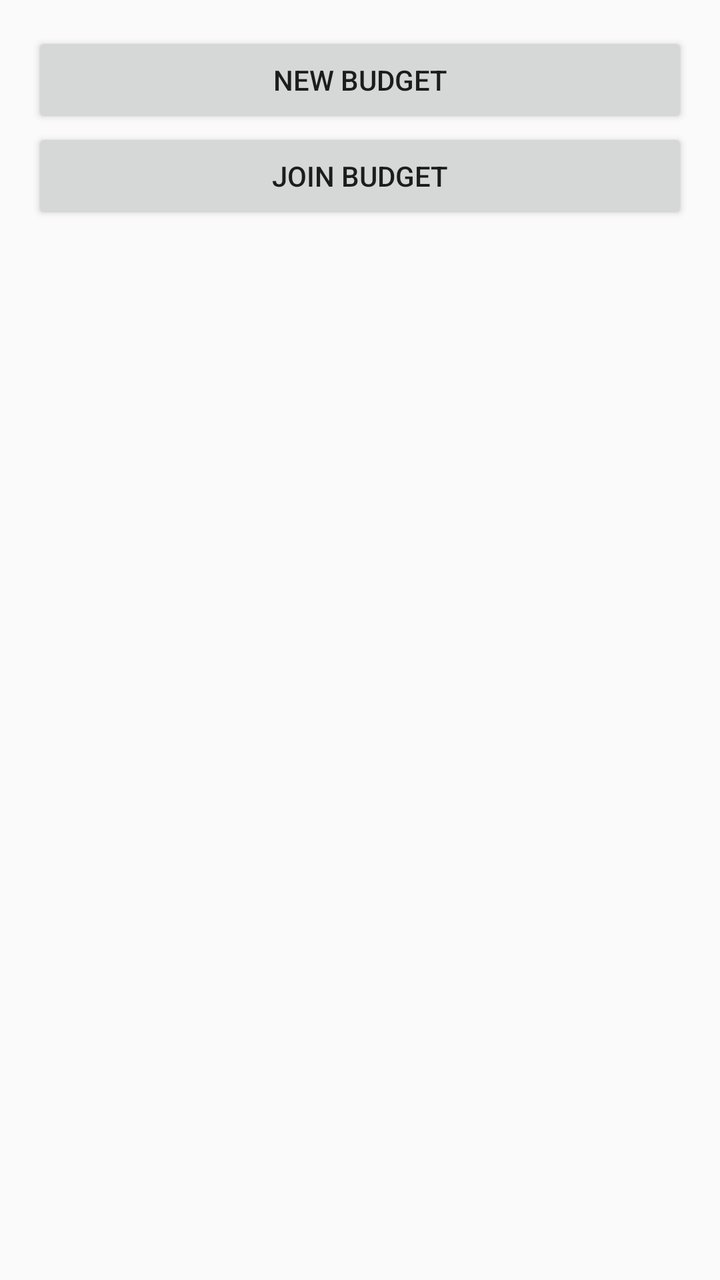
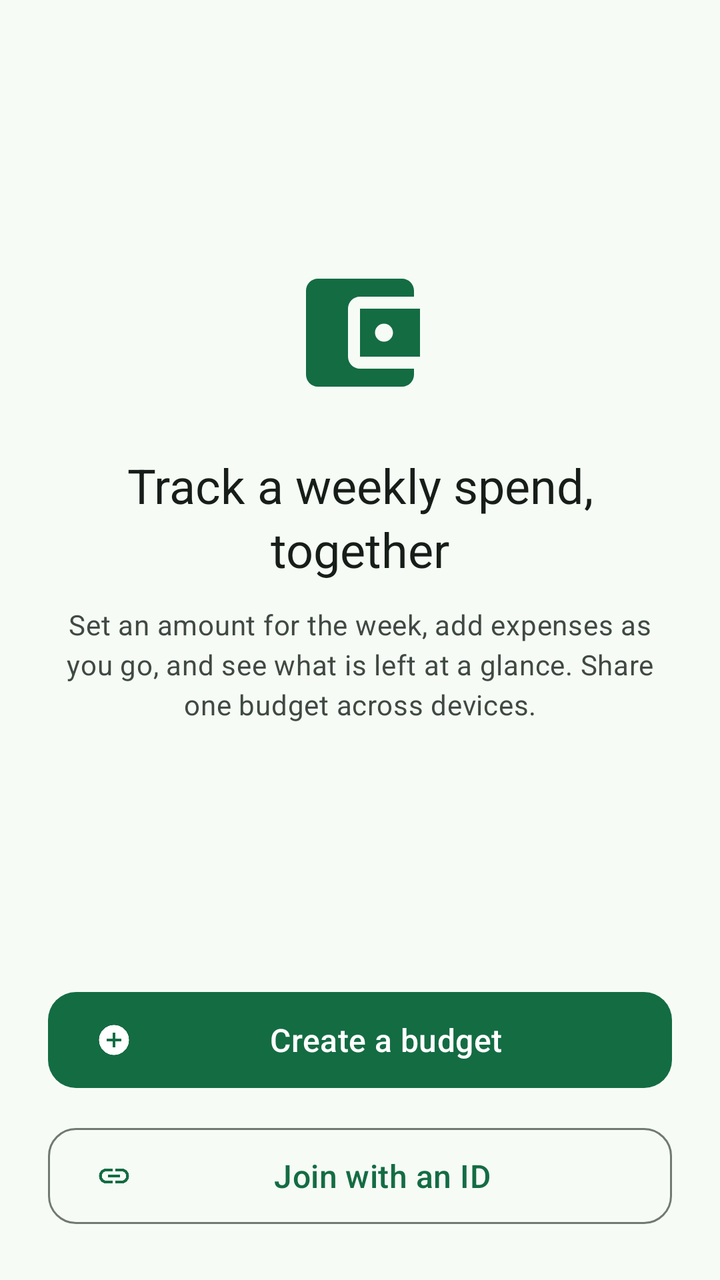

Compare the two renders of this Android layout. The source of the first and the diff that turns it into the second are given below.
<!-- AndroidManifest.xml: application theme AppTheme -->
<!-- res/layout/activity_first.xml -->
<RelativeLayout xmlns:android="http://schemas.android.com/apk/res/android"
    xmlns:tools="http://schemas.android.com/tools"
    android:id="@+id/first_container"
    android:layout_width="match_parent"
    android:layout_height="match_parent"
    android:paddingBottom="@dimen/activity_vertical_margin"
    android:paddingStart="@dimen/activity_horizontal_margin"
    android:paddingEnd="@dimen/activity_horizontal_margin"
    android:paddingTop="@dimen/activity_vertical_margin" >

    <Button
        android:id="@+id/new_budget"
        android:layout_width="match_parent"
        android:layout_height="wrap_content"
        android:textAlignment="center"
        android:text="@string/button_new_budget"
        android:onClick="newBudgetOnClick" />
    
    <Button
        android:id="@+id/join_budget"
        android:layout_width="match_parent"
        android:layout_height="wrap_content"
        android:textAlignment="center"
        android:layout_below="@id/new_budget"
        android:text="@string/button_join_budget"
        android:onClick="joinBudgetOnClick" />



</RelativeLayout>
<!-- resources referenced by this layout -->
<resources>
  <dimen name="activity_horizontal_margin">16dp</dimen>
  <dimen name="activity_vertical_margin">16dp</dimen>
  <string name="button_join_budget">Join Budget</string>
  <string name="button_new_budget">New Budget</string>
  <style name="AppTheme" parent="Theme.AppCompat.DayNight.DarkActionBar">
          <item name="colorPrimary">@color/primary</item>
          <item name="colorPrimaryDark">@color/primary_dark</item>
          <item name="colorAccent">@color/accent</item>
      </style>
  <color name="primary">#ff1b5e20</color>
  <color name="primary_dark">#ff003300</color>
  <color name="accent">#ff2e7d32</color>
</resources>

<!-- the commit's change to res/layout/activity_first.xml (unified diff, before → after) -->
@@ -1,30 +1,78 @@
-<RelativeLayout xmlns:android="http://schemas.android.com/apk/res/android"
-    xmlns:tools="http://schemas.android.com/tools"
+<?xml version="1.0" encoding="utf-8"?>
+<LinearLayout xmlns:android="http://schemas.android.com/apk/res/android"
+    xmlns:app="http://schemas.android.com/apk/res-auto"
     android:id="@+id/first_container"
     android:layout_width="match_parent"
     android:layout_height="match_parent"
-    android:paddingBottom="@dimen/activity_vertical_margin"
-    android:paddingStart="@dimen/activity_horizontal_margin"
-    android:paddingEnd="@dimen/activity_horizontal_margin"
-    android:paddingTop="@dimen/activity_vertical_margin" >
+    android:orientation="vertical">
 
-    <Button
-        android:id="@+id/new_budget"
+    <androidx.core.widget.NestedScrollView
+        android:layout_width="match_parent"
+        android:layout_height="0dp"
+        android:layout_weight="1"
+        android:fillViewport="true"
+        android:scrollbars="none">
+
+        <LinearLayout
+            android:layout_width="match_parent"
+            android:layout_height="wrap_content"
+            android:gravity="center"
+            android:orientation="vertical"
+            android:paddingStart="@dimen/space_xxl"
+            android:paddingEnd="@dimen/space_xxl">
+
+            <ImageView
+                android:layout_width="72dp"
+                android:layout_height="72dp"
+                android:contentDescription="@null"
+                android:src="@drawable/ic_wallet"
+                app:tint="?attr/colorPrimary" />
+
+            <TextView
+                android:layout_width="match_parent"
+                android:layout_height="wrap_content"
+                android:layout_marginTop="@dimen/space_xl"
+                android:gravity="center"
+                android:text="@string/first_headline"
+                android:textAppearance="?attr/textAppearanceHeadlineSmall"
+                android:textColor="?attr/colorOnSurface" />
+
+            <TextView
+                android:layout_width="match_parent"
+                android:layout_height="wrap_content"
+                android:layout_marginTop="@dimen/space_m"
+                android:gravity="center"
+                android:text="@string/first_body"
+                android:textAppearance="?attr/textAppearanceBodyMedium"
+                android:textColor="?attr/colorOnSurfaceVariant" />
+        </LinearLayout>
+    </androidx.core.widget.NestedScrollView>
+
+    <LinearLayout
+        android:id="@+id/first_actions"
         android:layout_width="match_parent"
         android:layout_height="wrap_content"
-        android:textAlignment="center"
-        android:text="@string/button_new_budget"
-        android:onClick="newBudgetOnClick" />
-    
-    <Button
-        android:id="@+id/join_budget"
-        android:layout_width="match_parent"
-        android:layout_height="wrap_content"
-        android:textAlignment="center"
-        android:layout_below="@id/new_budget"
-        android:text="@string/button_join_budget"
-        android:onClick="joinBudgetOnClick" />
+        android:orientation="vertical"
+        android:paddingStart="@dimen/space_xl"
+        android:paddingEnd="@dimen/space_xl"
+        android:paddingBottom="@dimen/space_xl">
 
+        <com.google.android.material.button.MaterialButton
+            android:id="@+id/new_budget"
+            style="@style/Widget.Budget.Button.Primary"
+            android:layout_width="match_parent"
+            android:layout_height="wrap_content"
+            android:text="@string/button_new_budget"
+            app:icon="@drawable/ic_add_circle" />
 
+        <com.google.android.material.button.MaterialButton
+            android:id="@+id/join_budget"
+            style="@style/Widget.Budget.Button.Secondary"
+            android:layout_width="match_parent"
+            android:layout_height="wrap_content"
+            android:layout_marginTop="@dimen/space_m"
+            android:text="@string/button_join_budget"
+            app:icon="@drawable/ic_link" />
+    </LinearLayout>
 
-</RelativeLayout>
+</LinearLayout>
<!-- resource entries referenced after the edit -->
@@ -1,16 +1,146 @@
 <!-- resources referenced by this layout -->
 <resources>
-  <dimen name="activity_horizontal_margin">16dp</dimen>
-  <dimen name="activity_vertical_margin">16dp</dimen>
-  <string name="button_join_budget">Join Budget</string>
-  <string name="button_new_budget">New Budget</string>
-  <style name="AppTheme" parent="Theme.AppCompat.DayNight.DarkActionBar">
-          <item name="colorPrimary">@color/primary</item>
-          <item name="colorPrimaryDark">@color/primary_dark</item>
-          <item name="colorAccent">@color/accent</item>
+  <dimen name="space_m">12dp</dimen>
+  <dimen name="space_xl">24dp</dimen>
+  <dimen name="space_xxl">32dp</dimen>
+  <!-- drawable ic_add_circle (drawable) -->
+  <vector xmlns:android="http://schemas.android.com/apk/res/android"
+      android:width="24dp"
+      android:height="24dp"
+      android:viewportWidth="24"
+      android:viewportHeight="24"
+      android:tint="?attr/colorControlNormal">
+      <path android:fillColor="@android:color/white" android:pathData="M12,2C6.48,2 2,6.48 2,12s4.48,10 10,10 10,-4.48 10,-10S17.52,2 12,2zM17,13h-4v4h-2v-4H7v-2h4V7h2v4h4v2z" />
+  </vector>
+  <!-- drawable ic_link (drawable) -->
+  <vector xmlns:android="http://schemas.android.com/apk/res/android"
+      android:width="24dp"
+      android:height="24dp"
+      android:viewportWidth="24"
+      android:viewportHeight="24"
+      android:tint="?attr/colorControlNormal">
+      <path android:fillColor="@android:color/white" android:pathData="M3.9,12c0,-1.71 1.39,-3.1 3.1,-3.1h4V7H7c-2.76,0 -5,2.24 -5,5s2.24,5 5,5h4v-1.9H7c-1.71,0 -3.1,-1.39 -3.1,-3.1zM8,13h8v-2H8v2zM17,7h-4v1.9h4c1.71,0 3.1,1.39 3.1,3.1s-1.39,3.1 -3.1,3.1h-4V17h4c2.76,0 5,-2.24 5,-5s-2.24,-5 -5,-5z" />
+  </vector>
+  <!-- drawable ic_wallet (drawable) -->
+  <vector xmlns:android="http://schemas.android.com/apk/res/android"
+      android:width="24dp"
+      android:height="24dp"
+      android:viewportWidth="24"
+      android:viewportHeight="24"
+      android:tint="?attr/colorControlNormal">
+      <path android:fillColor="@android:color/white" android:pathData="M21,18v1c0,1.1 -0.9,2 -2,2H5c-1.11,0 -2,-0.9 -2,-2V5c0,-1.1 0.89,-2 2,-2h14c1.1,0 2,0.9 2,2v1h-9c-1.11,0 -2,0.9 -2,2v8c0,1.1 0.89,2 2,2h9zM12,16h10V8H12v8zM16,13.5c-0.83,0 -1.5,-0.67 -1.5,-1.5s0.67,-1.5 1.5,-1.5 1.5,0.67 1.5,1.5 -0.67,1.5 -1.5,1.5z" />
+  </vector>
+  <string name="button_join_budget">Join with an ID</string>
+  <string name="button_new_budget">Create a budget</string>
+  <string name="first_body">Set an amount for the week, add expenses as you go, and see what is left at a glance. Share one budget across devices.</string>
+  <string name="first_headline">Track a weekly spend, together</string>
+  <style name="Widget.Budget.Button.Primary" parent="Widget.Material3.Button">
+          <item name="android:minHeight">56dp</item>
+          <item name="android:textAppearance">@style/TextAppearance.Material3.TitleMedium</item>
+          <item name="shapeAppearance">?attr/shapeAppearanceCornerSmall</item>
       </style>
-  <color name="primary">#ff1b5e20</color>
-  <color name="primary_dark">#ff003300</color>
-  <color name="accent">#ff2e7d32</color>
+  <style name="Widget.Budget.Button.Secondary" parent="Widget.Material3.Button.OutlinedButton">
+          <item name="android:minHeight">56dp</item>
+          <item name="android:textAppearance">@style/TextAppearance.Material3.TitleMedium</item>
+          <item name="shapeAppearance">?attr/shapeAppearanceCornerSmall</item>
+      </style>
+  <style name="AppTheme" parent="Theme.Material3.DayNight.NoActionBar">
+          <item name="colorPrimary">@color/md_primary</item>
+          <item name="colorOnPrimary">@color/md_on_primary</item>
+          <item name="colorPrimaryContainer">@color/md_primary_container</item>
+          <item name="colorOnPrimaryContainer">@color/md_on_primary_container</item>
+  
+          <item name="colorSecondary">@color/md_secondary</item>
+          <item name="colorOnSecondary">@color/md_on_secondary</item>
+          <item name="colorSecondaryContainer">@color/md_secondary_container</item>
+          <item name="colorOnSecondaryContainer">@color/md_on_secondary_container</item>
+  
+          <item name="colorTertiary">@color/md_tertiary</item>
+          <item name="colorOnTertiary">@color/md_on_tertiary</item>
+          <item name="colorTertiaryContainer">@color/md_tertiary_container</item>
+          <item name="colorOnTertiaryContainer">@color/md_on_tertiary_container</item>
+  
+          <item name="colorError">@color/md_error</item>
+          <item name="colorOnError">@color/md_on_error</item>
+          <item name="colorErrorContainer">@color/md_error_container</item>
+          <item name="colorOnErrorContainer">@color/md_on_error_container</item>
+  
+          <item name="android:colorBackground">@color/md_background</item>
+          <item name="colorOnBackground">@color/md_on_background</item>
+          <item name="colorSurface">@color/md_surface</item>
+          <item name="colorOnSurface">@color/md_on_surface</item>
+          <item name="colorSurfaceVariant">@color/md_surface_variant</item>
+          <item name="colorOnSurfaceVariant">@color/md_on_surface_variant</item>
+  
+          <item name="colorSurfaceContainerLowest">@color/md_surface_container_lowest</item>
+          <item name="colorSurfaceContainerLow">@color/md_surface_container_low</item>
+          <item name="colorSurfaceContainer">@color/md_surface_container</item>
+          <item name="colorSurfaceContainerHigh">@color/md_surface_container_high</item>
+          <item name="colorSurfaceContainerHighest">@color/md_surface_container_highest</item>
+  
+          <item name="colorOutline">@color/md_outline</item>
+          <item name="colorOutlineVariant">@color/md_outline_variant</item>
+  
+          <item name="colorSurfaceInverse">@color/md_inverse_surface</item>
+          <item name="colorOnSurfaceInverse">@color/md_inverse_on_surface</item>
+          <item name="colorPrimaryInverse">@color/md_inverse_primary</item>
+  
+          <item name="android:statusBarColor">@android:color/transparent</item>
+          <item name="android:navigationBarColor">@android:color/transparent</item>
+  
+          <item name="shapeAppearanceCornerExtraSmall">@style/ShapeAppearance.Budget.ExtraSmall</item>
+          <item name="shapeAppearanceCornerSmall">@style/ShapeAppearance.Budget.Small</item>
+          <item name="shapeAppearanceCornerMedium">@style/ShapeAppearance.Budget.Medium</item>
+          <item name="shapeAppearanceCornerLarge">@style/ShapeAppearance.Budget.Large</item>
+  
+          <item name="materialAlertDialogTheme">@style/ThemeOverlay.Budget.AlertDialog</item>
+      </style>
+  <color name="md_primary">#ff146c43</color>
+  <color name="md_on_primary">#ffffffff</color>
+  <color name="md_primary_container">#ffa6f2c8</color>
+  <color name="md_on_primary_container">#ff00210f</color>
+  <color name="md_secondary">#ff4e6355</color>
+  <color name="md_on_secondary">#ffffffff</color>
+  <color name="md_secondary_container">#ffd0e8d8</color>
+  <color name="md_on_secondary_container">#ff0b1f14</color>
+  <color name="md_tertiary">#ff3c6472</color>
+  <color name="md_on_tertiary">#ffffffff</color>
+  <color name="md_tertiary_container">#ffc0e9fa</color>
+  <color name="md_on_tertiary_container">#ff001f28</color>
+  <color name="md_error">#ffba1a1a</color>
+  <color name="md_on_error">#ffffffff</color>
+  <color name="md_error_container">#ffffdad6</color>
+  <color name="md_on_error_container">#ff410002</color>
+  <color name="md_background">#fff6fbf5</color>
+  <color name="md_on_background">#ff171d19</color>
+  <color name="md_surface">#fff6fbf5</color>
+  <color name="md_on_surface">#ff171d19</color>
+  <color name="md_surface_variant">#ffdbe5dc</color>
+  <color name="md_on_surface_variant">#ff404943</color>
+  <color name="md_surface_container_lowest">#ffffffff</color>
+  <color name="md_surface_container_low">#fff0f6ef</color>
+  <color name="md_surface_container">#ffebf1ea</color>
+  <color name="md_surface_container_high">#ffe5ebe4</color>
+  <color name="md_surface_container_highest">#ffdfe5de</color>
+  <color name="md_outline">#ff707972</color>
+  <color name="md_outline_variant">#ffbfc9c1</color>
+  <color name="md_inverse_surface">#ff2c322d</color>
+  <color name="md_inverse_on_surface">#ffedf3eb</color>
+  <color name="md_inverse_primary">#ff8bd6ac</color>
+  <style name="ShapeAppearance.Budget.ExtraSmall" parent="ShapeAppearance.Material3.Corner.ExtraSmall">
+          <item name="cornerSize">8dp</item>
+      </style>
+  <style name="ShapeAppearance.Budget.Small" parent="ShapeAppearance.Material3.Corner.Small">
+          <item name="cornerSize">14dp</item>
+      </style>
+  <style name="ShapeAppearance.Budget.Medium" parent="ShapeAppearance.Material3.Corner.Medium">
+          <item name="cornerSize">20dp</item>
+      </style>
+  <style name="ShapeAppearance.Budget.Large" parent="ShapeAppearance.Material3.Corner.Large">
+          <item name="cornerSize">28dp</item>
+      </style>
+  <style name="ThemeOverlay.Budget.AlertDialog" parent="ThemeOverlay.Material3.MaterialAlertDialog">
+          <item name="shapeAppearanceCornerExtraLarge">@style/ShapeAppearance.Budget.Large</item>
+      </style>
 </resources>
 
